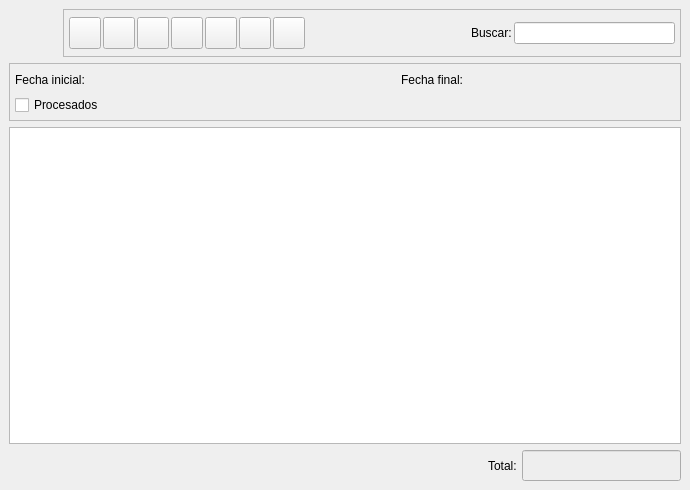
eboladev/Bulmages-1, file bulmages/bulmafact/src/presupuestoslistbase.ui: the form before one commit.
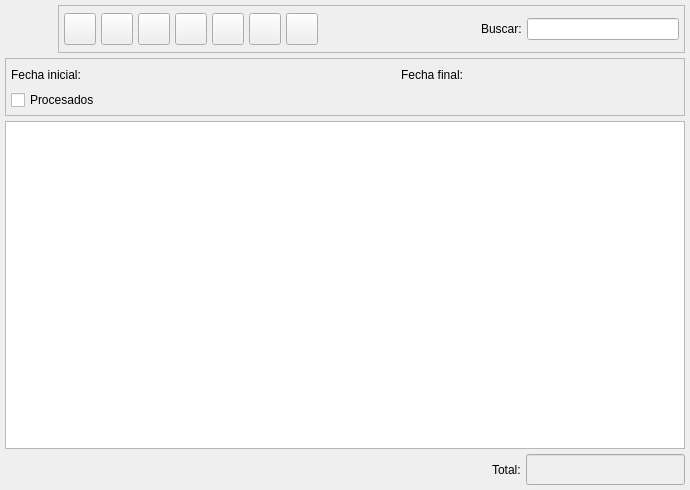
The form after the commit. Icons and pictures are not drawn. Custom widgets are drawn as their Qt base class.

```diff
--- a/bulmages/bulmafact/src/presupuestoslistbase.ui
+++ b/bulmages/bulmafact/src/presupuestoslistbase.ui
@@ -21,10 +21,10 @@
   </property>
   <layout class="QVBoxLayout" >
    <property name="margin" >
-    <number>9</number>
+    <number>5</number>
    </property>
    <property name="spacing" >
-    <number>6</number>
+    <number>5</number>
    </property>
    <item>
     <layout class="QHBoxLayout" >
@@ -32,7 +32,7 @@
       <number>0</number>
      </property>
      <property name="spacing" >
-      <number>6</number>
+      <number>5</number>
      </property>
      <item>
       <widget class="QLabel" name="label" >
@@ -69,7 +69,7 @@
          <number>5</number>
         </property>
         <property name="spacing" >
-         <number>2</number>
+         <number>5</number>
         </property>
         <item>
          <widget class="QToolButton" name="mui_crear" >
@@ -630,6 +630,11 @@
  </widget>
  <layoutdefault spacing="3" margin="5" />
  <customwidgets>
+  <customwidget>
+   <class>BusquedaCliente</class>
+   <extends>QWidget</extends>
+   <header>busquedacliente.h</header>
+  </customwidget>
   <customwidget>
    <class>PresupuestoListSubForm</class>
    <extends>QTableWidget</extends>
@@ -645,11 +650,6 @@
    <extends>QWidget</extends>
    <header>../../../bulmalib/busquedafecha.h</header>
   </customwidget>
-  <customwidget>
-   <class>BusquedaCliente</class>
-   <extends>QWidget</extends>
-   <header>busquedacliente.h</header>
-  </customwidget>
  </customwidgets>
  <resources>
   <include location="../../bulmages.qrc" />
```
